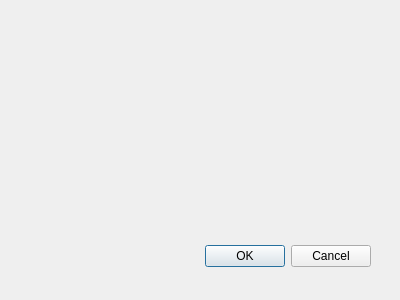
First picture: the form in qt/lc_qpreferencesdialog.ui, repository ldraw-linux/leocad, before the edit.
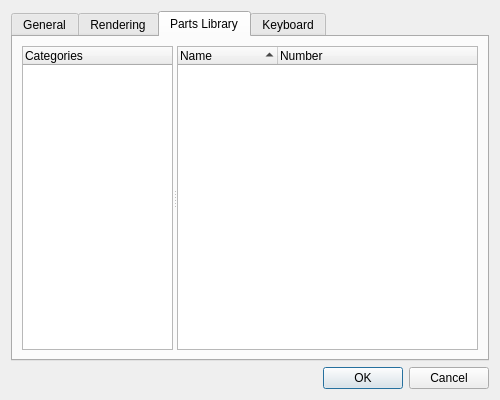
Second picture: the form after the edit.

Commit message: Added categories to preferences.

What changed in the file:
```diff
--- a/qt/lc_qpreferencesdialog.ui
+++ b/qt/lc_qpreferencesdialog.ui
@@ -8,29 +8,126 @@
    <rect>
     <x>0</x>
     <y>0</y>
-    <width>400</width>
-    <height>300</height>
+    <width>500</width>
+    <height>400</height>
    </rect>
   </property>
   <property name="windowTitle">
    <string>Dialog</string>
   </property>
-  <widget class="QDialogButtonBox" name="buttonBox">
-   <property name="geometry">
-    <rect>
-     <x>30</x>
-     <y>240</y>
-     <width>341</width>
-     <height>32</height>
-    </rect>
-   </property>
-   <property name="orientation">
-    <enum>Qt::Horizontal</enum>
-   </property>
-   <property name="standardButtons">
-    <set>QDialogButtonBox::Cancel|QDialogButtonBox::Ok</set>
-   </property>
-  </widget>
+  <layout class="QVBoxLayout" name="verticalLayout">
+   <item>
+    <widget class="QTabWidget" name="tabWidget">
+     <property name="currentIndex">
+      <number>2</number>
+     </property>
+     <widget class="QWidget" name="tabGeneral">
+      <attribute name="title">
+       <string>General</string>
+      </attribute>
+     </widget>
+     <widget class="QWidget" name="tabRendering">
+      <attribute name="title">
+       <string>Rendering</string>
+      </attribute>
+     </widget>
+     <widget class="QWidget" name="tabLibrary">
+      <attribute name="title">
+       <string>Parts Library</string>
+      </attribute>
+      <layout class="QVBoxLayout" name="verticalLayout_3">
+       <item>
+        <widget class="QSplitter" name="splitter">
+         <property name="orientation">
+          <enum>Qt::Horizontal</enum>
+         </property>
+         <widget class="QTreeWidget" name="categoriesTree">
+          <property name="sizePolicy">
+           <sizepolicy hsizetype="Expanding" vsizetype="Expanding">
+            <horstretch>1</horstretch>
+            <verstretch>0</verstretch>
+           </sizepolicy>
+          </property>
+          <property name="rootIsDecorated">
+           <bool>false</bool>
+          </property>
+          <property name="uniformRowHeights">
+           <bool>true</bool>
+          </property>
+          <property name="itemsExpandable">
+           <bool>false</bool>
+          </property>
+          <property name="expandsOnDoubleClick">
+           <bool>false</bool>
+          </property>
+          <column>
+           <property name="text">
+            <string>Categories</string>
+           </property>
+          </column>
+         </widget>
+         <widget class="QTreeWidget" name="partsTree">
+          <property name="sizePolicy">
+           <sizepolicy hsizetype="Expanding" vsizetype="Expanding">
+            <horstretch>2</horstretch>
+            <verstretch>0</verstretch>
+           </sizepolicy>
+          </property>
+          <property name="rootIsDecorated">
+           <bool>false</bool>
+          </property>
+          <property name="uniformRowHeights">
+           <bool>true</bool>
+          </property>
+          <property name="itemsExpandable">
+           <bool>false</bool>
+          </property>
+          <property name="sortingEnabled">
+           <bool>true</bool>
+          </property>
+          <property name="expandsOnDoubleClick">
+           <bool>false</bool>
+          </property>
+          <property name="columnCount">
+           <number>2</number>
+          </property>
+          <attribute name="headerShowSortIndicator" stdset="0">
+           <bool>true</bool>
+          </attribute>
+          <column>
+           <property name="text">
+            <string>Name</string>
+           </property>
+          </column>
+          <column>
+           <property name="text">
+            <string>Number</string>
+           </property>
+          </column>
+         </widget>
+        </widget>
+       </item>
+      </layout>
+     </widget>
+     <widget class="QWidget" name="tabKeyboard">
+      <attribute name="title">
+       <string>Keyboard</string>
+      </attribute>
+      <layout class="QVBoxLayout" name="verticalLayout_2"/>
+     </widget>
+    </widget>
+   </item>
+   <item>
+    <widget class="QDialogButtonBox" name="buttonBox">
+     <property name="orientation">
+      <enum>Qt::Horizontal</enum>
+     </property>
+     <property name="standardButtons">
+      <set>QDialogButtonBox::Cancel|QDialogButtonBox::Ok</set>
+     </property>
+    </widget>
+   </item>
+  </layout>
  </widget>
  <pixmapfunction/>
  <resources/>
```
Left out of the diff: 7 changed lines with no effect on the pictures. The commit also changes 6 other files.
